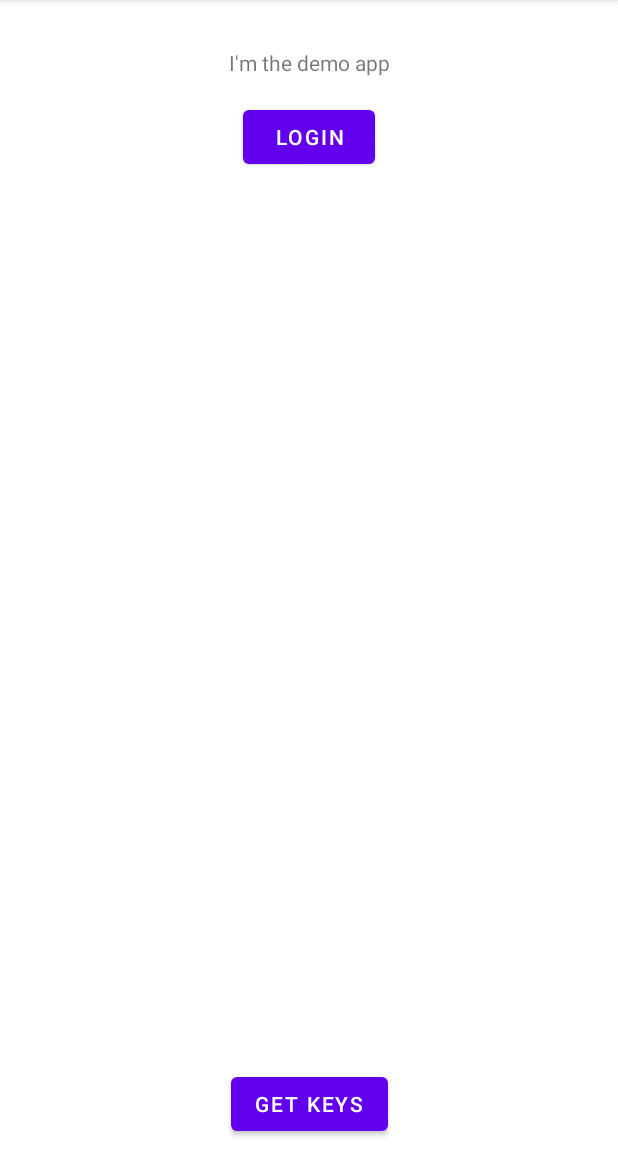
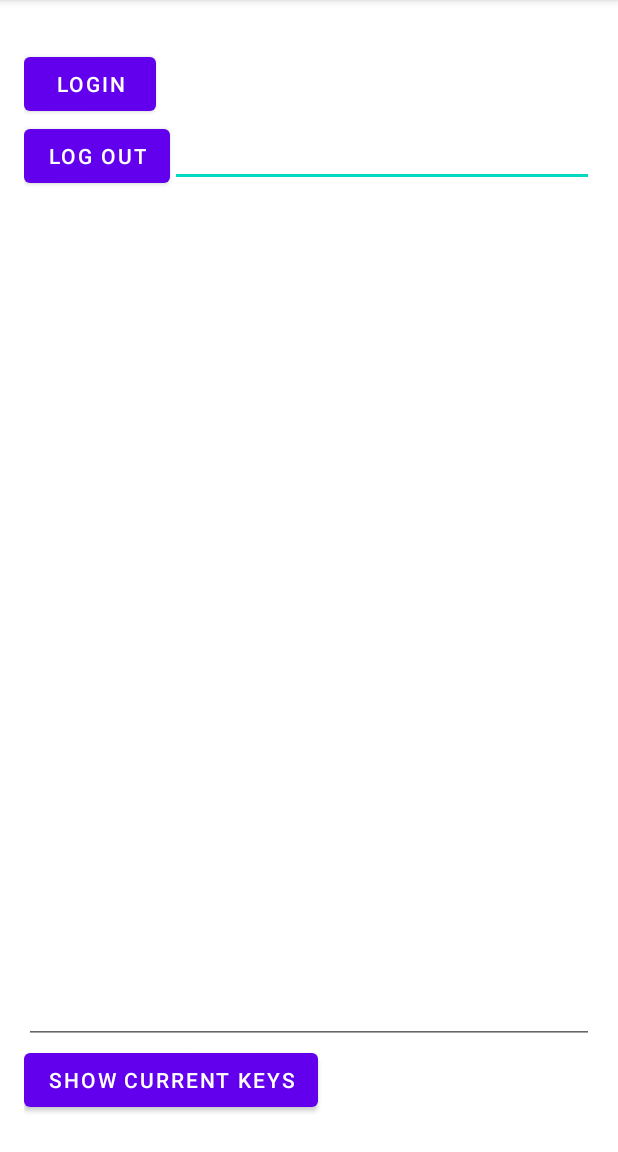
Before and after one commit to deso-protocol/identity-android, an Android app: the screen it shows after launch (MainActivity), on a phone screen of 412 x 824 dp, the part 84-1236 px from its top. Run offline under Robolectric (Android 15) with nearby library versions, the phone set to English and light mode, and no system bars.

Commit message:
Hooked up log out and added to the demo app so you can now login, view logged in keys and then log out a specific public key and remove all the stored data for that account

```diff
--- a/app/src/main/java/com/bitclout/identitydemo/MainActivity.kt
+++ b/app/src/main/java/com/bitclout/identitydemo/MainActivity.kt
@@ -15,6 +15,7 @@ class MainActivity : AppCompatActivity() {
         val view = binding.root
         setContentView(view)
         binding.loginButton.setOnClickListener { Identity.login(this) }
-        binding.getKeysButton.setOnClickListener { binding.keysInfo.text = Identity.getLoggedInKeys().joinToString(",") }
+        binding.logoutButton.setOnClickListener { Identity.logout(binding.logoutKey.text.toString()) }
+        binding.getKeysButton.setOnClickListener { binding.keysInfo.setText(Identity.getLoggedInKeys().joinToString(",")) }
     }
 }
--- a/app/src/main/res/layout/activity_main.xml
+++ b/app/src/main/res/layout/activity_main.xml
@@ -4,27 +4,37 @@
     xmlns:tools="http://schemas.android.com/tools"
     android:layout_width="match_parent"
     android:layout_height="match_parent"
+    android:padding="16dp"
     tools:context=".MainActivity">
-
-    <TextView
-        android:id="@+id/demo_label"
-        android:layout_width="wrap_content"
-        android:layout_height="wrap_content"
-        android:text="@string/i_m_the_demo_app"
-        android:layout_marginTop="32dp"
-        app:layout_constraintLeft_toLeftOf="parent"
-        app:layout_constraintRight_toRightOf="parent"
-        app:layout_constraintTop_toTopOf="parent" />
 
     <Button
         android:id="@+id/login_button"
         android:layout_width="wrap_content"
         android:layout_height="wrap_content"
         android:layout_marginTop="16dp"
-        app:layout_constraintTop_toBottomOf="@id/demo_label"
+        app:layout_constraintTop_toTopOf="parent"
         app:layout_constraintStart_toStartOf="parent"
-        app:layout_constraintEnd_toEndOf="parent"
         android:text="@string/login"/>
+
+    <Button
+        android:id="@+id/logout_button"
+        android:layout_width="wrap_content"
+        android:layout_height="wrap_content"
+        android:layout_marginBottom="8dp"
+        app:layout_constraintTop_toBottomOf="@id/login_button"
+        app:layout_constraintStart_toStartOf="parent"
+        android:text="@string/logout"/>
+
+    <EditText
+        android:id="@+id/logout_key"
+        android:padding="8dp"
+        android:layout_width="0dp"
+        android:layout_height="wrap_content"
+        android:gravity="bottom"
+        app:layout_constraintTop_toTopOf="@id/logout_button"
+        app:layout_constraintBottom_toBottomOf="@id/logout_button"
+        app:layout_constraintStart_toEndOf="@id/logout_button"
+        app:layout_constraintEnd_toEndOf="parent"/>
 
     <Button
         android:id="@+id/get_keys_button"
@@ -33,17 +43,16 @@
         android:layout_marginBottom="8dp"
         app:layout_constraintBottom_toBottomOf="parent"
         app:layout_constraintStart_toStartOf="parent"
-        app:layout_constraintEnd_toEndOf="parent"
-        android:text="@string/get_keys"/>
+        android:text="@string/show_current_keys"/>
 
-    <TextView
+    <EditText
         android:id="@+id/keys_info"
         android:padding="8dp"
         android:layout_width="match_parent"
         android:layout_height="0dp"
         android:gravity="bottom"
         app:layout_constraintBottom_toTopOf="@id/get_keys_button"
-        app:layout_constraintTop_toBottomOf="@id/login_button"
+        app:layout_constraintTop_toBottomOf="@id/logout_button"
         app:layout_constraintStart_toStartOf="parent"
         app:layout_constraintEnd_toEndOf="parent"/>
 
--- a/app/src/main/res/values/strings.xml
+++ b/app/src/main/res/values/strings.xml
@@ -1,5 +1,6 @@
 <resources>
     <string name="app_name">Identity Android</string>
     <string name="i_m_the_demo_app">I\'m the demo app</string>
-    <string name="get_keys">Get keys</string>
+    <string name="show_current_keys">Show current keys</string>
+    <string name="logout">Log out</string>
 </resources>
--- a/identity/src/main/java/com/bitclout/identity/Identity.kt
+++ b/identity/src/main/java/com/bitclout/identity/Identity.kt
@@ -26,6 +26,7 @@ object Identity {
      */
     fun logout(publicKey: String): List<String> {
         keyStore.removeDerivedKeyInfo(publicKey)
+        keyStore.setStoredKeys(getLoggedInKeys().filterNot { it == publicKey })
         // Question: when an account is logged out, presumably we also need to delete any shared secrets relating to its private key?
         return keyStore.getAllStoredKeys()
     }
```
